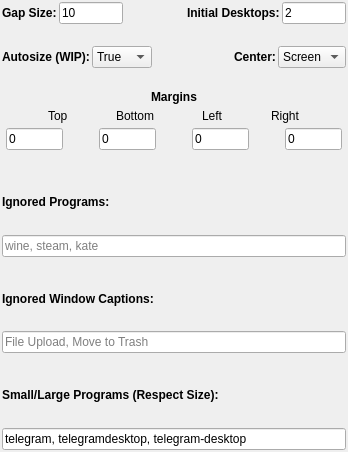
The window that contents/ui/config.ui (Jazqa/kwin-quarter-tiling) describes before a commit, drawn with Qt 5.
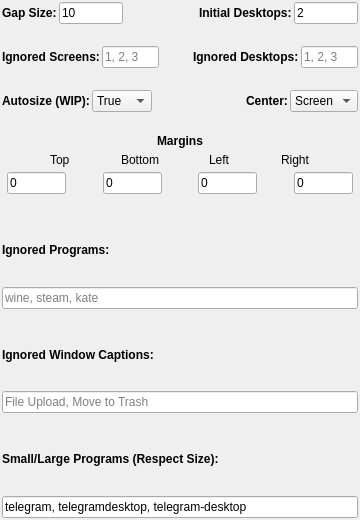
The same window after the commit.

Commit message: screens & desktops can be ignored

The edit to the form file:
```diff
--- a/contents/ui/config.ui
+++ b/contents/ui/config.ui
@@ -6,8 +6,8 @@
    <rect>
     <x>0</x>
     <y>0</y>
-    <width>348</width>
-    <height>452</height>
+    <width>360</width>
+    <height>520</height>
    </rect>
   </property>
   <property name="sizePolicy">
@@ -116,6 +116,82 @@
        </property>
       </spacer>
      </item>
+     <item>
+      <layout class="QHBoxLayout" name="horizontalLayout_3">
+       <property name="topMargin">
+        <number>0</number>
+       </property>
+       <item>
+        <widget class="QLabel" name="ignoredScreensLabel">
+         <property name="text">
+          <string>&lt;html&gt;&lt;head/&gt;&lt;body&gt;&lt;p&gt;&lt;span style=&quot; font-weight:600;&quot;&gt;Ignored Screens:&lt;/span&gt;&lt;/p&gt;&lt;/body&gt;&lt;/html&gt;</string>
+         </property>
+        </widget>
+       </item>
+       <item>
+        <widget class="QLineEdit" name="kcfg_ignoredScreens">
+         <property name="maximumSize">
+          <size>
+           <width>64</width>
+           <height>16777215</height>
+          </size>
+         </property>
+         <property name="placeholderText">
+          <string>1, 2, 3</string>
+         </property>
+        </widget>
+       </item>
+       <item>
+        <spacer name="horizontalSpacer">
+         <property name="orientation">
+          <enum>Qt::Horizontal</enum>
+         </property>
+         <property name="sizeHint" stdset="0">
+          <size>
+           <width>40</width>
+           <height>20</height>
+          </size>
+         </property>
+        </spacer>
+       </item>
+       <item>
+        <widget class="QLabel" name="ignoredDesktopsLabel">
+         <property name="text">
+          <string>&lt;html&gt;&lt;head/&gt;&lt;body&gt;&lt;p&gt;&lt;span style=&quot; font-weight:600;&quot;&gt;Ignored Desktops:&lt;/span&gt;&lt;/p&gt;&lt;/body&gt;&lt;/html&gt;</string>
+         </property>
+        </widget>
+       </item>
+       <item>
+        <widget class="QLineEdit" name="kcfg_ignoredDesktops">
+         <property name="maximumSize">
+          <size>
+           <width>64</width>
+           <height>16777215</height>
+          </size>
+         </property>
+         <property name="placeholderText">
+          <string>1, 2, 3</string>
+         </property>
+        </widget>
+       </item>
+      </layout>
+     </item>
+     <item>
+      <spacer name="verticalSpacer_6">
+       <property name="orientation">
+        <enum>Qt::Vertical</enum>
+       </property>
+       <property name="sizeType">
+        <enum>QSizePolicy::Fixed</enum>
+       </property>
+       <property name="sizeHint" stdset="0">
+        <size>
+         <width>20</width>
+         <height>20</height>
+        </size>
+       </property>
+      </spacer>
+     </item>
      <item>
       <layout class="QHBoxLayout" name="horizontalLayout_4">
        <property name="topMargin">
```
The commit also changes 2 other files.
